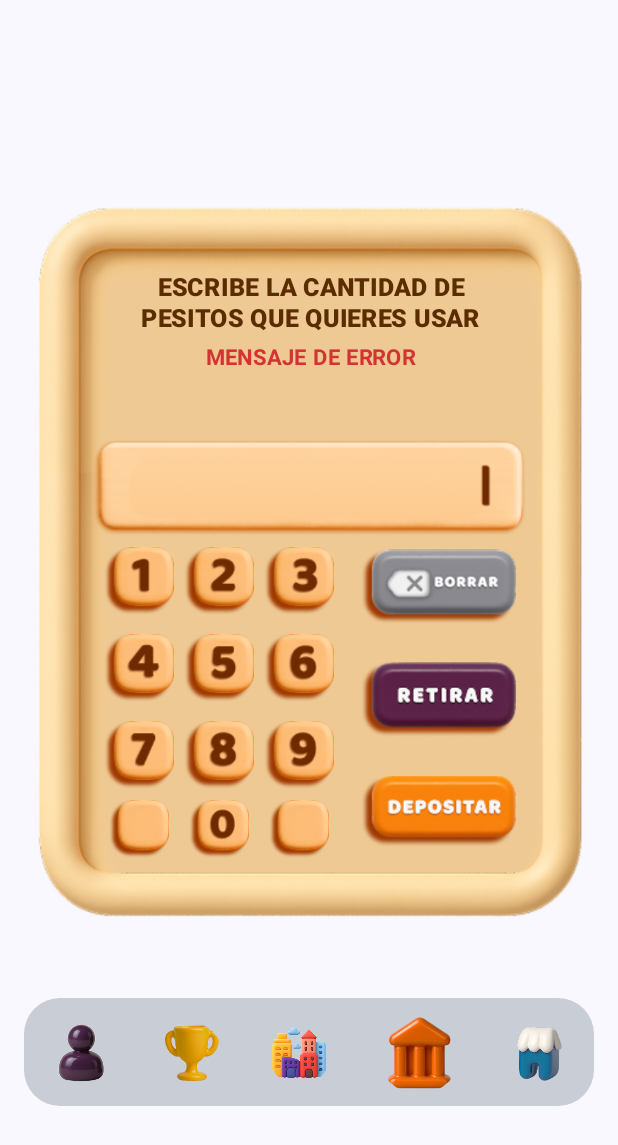
After one commit to Estebannn8/FinanKids, an Android app built with Jetpack Compose: the composable TecladocajeroScreen shown on its own in the app's theme, on a phone screen of 412 x 824 dp. The commit adds this screen. Shown: the top 1145 px of the screen. Run offline under Robolectric (Android 15) with nearby library versions, the phone set to English and light mode, and no system bars; our stand-ins replace Firebase (no records; nobody signed in at launch, a user with empty details on screens opened directly); Roboto replaces fonts that are not available here.

Commit message:
Add TecladocajeroScreen.kt

```diff
--- /dev/null
+++ b/app/src/main/java/com/universidad/finankids/ui/components/lesson/TecladocajeroScreen.kt
@@ -0,0 +1,206 @@
+package com.universidad.finankids.ui.components.lesson
+
+import androidx.compose.foundation.Image
+import androidx.compose.foundation.layout.*
+import androidx.compose.material3.Text
+import androidx.compose.runtime.*
+import androidx.compose.ui.Alignment
+import androidx.compose.ui.Modifier
+import androidx.compose.ui.graphics.Color
+import androidx.compose.ui.layout.ContentScale
+import androidx.compose.ui.platform.LocalConfiguration
+import androidx.compose.ui.res.painterResource
+import androidx.compose.ui.text.font.FontWeight
+import androidx.compose.ui.text.style.TextAlign
+import androidx.compose.ui.tooling.preview.Preview
+import androidx.compose.ui.unit.dp
+import androidx.compose.ui.unit.sp
+import androidx.navigation.NavController
+import androidx.navigation.compose.rememberNavController
+import com.universidad.finankids.R
+import com.universidad.finankids.navigation.navigateToScreen
+import com.universidad.finankids.ui.components.BottomMenu
+
+@Composable
+fun TecladocajeroScreen(navController: NavController) {
+    var selectedItem by remember { mutableStateOf("banco") }
+
+    val configuration = LocalConfiguration.current
+    val screenWidth = configuration.screenWidthDp.dp
+    val screenHeight = configuration.screenHeightDp.dp
+
+    val buttonWidth = screenWidth * 0.12f
+    val buttonHeight = screenHeight * 0.07f
+
+    Box(
+        modifier = Modifier
+            .fillMaxSize()
+            .padding(bottom = screenHeight * 0.1f), // Espacio para el menú inferior
+        contentAlignment = Alignment.Center
+    ) {
+        // Caja principal del cajero
+        Box(
+            modifier = Modifier
+                .width(screenWidth * 0.98f)
+                .height(screenHeight * 0.65f),
+            contentAlignment = Alignment.Center
+        ) {
+            // Fondo beige del cajero
+            Image(
+                painter = painterResource(id = R.drawable.ic_bank_beigh),
+                contentDescription = "Fondo cajero",
+                contentScale = ContentScale.FillBounds,
+                modifier = Modifier.fillMaxSize()
+            )
+
+            // Contenido interno del cajero (textos, teclado, botones)
+            Column(
+                modifier = Modifier
+                    .fillMaxSize()
+                    .padding(
+                        top = screenHeight * 0.095f,   // margen superior interno
+                        bottom = screenHeight * 0.08f, // margen inferior interno
+                        start = screenWidth * 0.1f,   // margen izquierdo interno
+                        end = screenWidth * 0.1f      // margen derecho interno
+                    ),
+                verticalArrangement = Arrangement.SpaceBetween,
+                horizontalAlignment = Alignment.CenterHorizontally
+            ) {
+                // ======== TEXTOS SUPERIORES ========
+                Column(horizontalAlignment = Alignment.CenterHorizontally) {
+                    Text(
+                        text = "ESCRIBE LA CANTIDAD DE\nPESITOS QUE QUIERES USAR",
+                        color = Color(0xFF5B2C00),
+                        fontWeight = FontWeight.ExtraBold,
+                        textAlign = TextAlign.Center,
+                        fontSize = (screenWidth.value * 0.04).sp,
+                        lineHeight = (screenWidth.value * 0.05).sp
+                    )
+                    Spacer(modifier = Modifier.height(screenHeight * 0.005f))
+                    Text(
+                        text = "MENSAJE DE ERROR",
+                        color = Color(0xFFD33333),
+                        fontWeight = FontWeight.Bold,
+                        textAlign = TextAlign.Center,
+                        fontSize = (screenWidth.value * 0.035).sp
+                    )
+                    Spacer(modifier = Modifier.height(screenHeight * 0.05f))
+                    Image(
+                        painter = painterResource(id = R.drawable.ic_barra),
+                        contentDescription = "Barra superior",
+                        contentScale = ContentScale.Fit,
+                        modifier = Modifier
+                            .width(screenWidth * 0.70f)
+                            .height(screenHeight * 0.08f)
+                    )
+                }
+
+                // ======== TECLADO Y BOTONES ========
+                Row(
+                    horizontalArrangement = Arrangement.spacedBy(screenWidth * 0.04f),
+                    verticalAlignment = Alignment.CenterVertically
+                ) {
+                    // ----- Teclado numérico -----
+                    Column(
+                        horizontalAlignment = Alignment.CenterHorizontally,
+                        verticalArrangement = Arrangement.spacedBy(screenHeight * 0.0f)
+                    ) {
+                        val filas = listOf(
+                            listOf(
+                                R.drawable.ic_number1,
+                                R.drawable.ic_number2,
+                                R.drawable.ic_number3
+                            ),
+                            listOf(
+                                R.drawable.ic_number4,
+                                R.drawable.ic_number5,
+                                R.drawable.ic_number6
+                            ),
+                            listOf(
+                                R.drawable.ic_number7,
+                                R.drawable.ic_number8,
+                                R.drawable.ic_number9
+                            ),
+                            listOf(
+                                R.drawable.ic_tecla_vacia,
+                                R.drawable.ic_number0,
+                                R.drawable.ic_tecla_vacia
+                            )
+                        )
+
+                        filas.forEach { fila ->
+                            Row(
+                                horizontalArrangement = Arrangement.spacedBy(screenWidth * 0.01f),
+                                verticalAlignment = Alignment.CenterVertically
+                            ) {
+                                fila.forEach { icono ->
+                                    Box(
+                                        modifier = Modifier
+                                            .width(buttonWidth)
+                                            .height(buttonHeight),
+                                        contentAlignment = Alignment.Center
+                                    ) {
+                                        Image(
+                                            painter = painterResource(id = icono),
+                                            contentDescription = null,
+                                            contentScale = ContentScale.Fit,
+                                            modifier = Modifier.fillMaxSize(0.95f)
+                                        )
+                                    }
+                                }
+                            }
+                        }
+                    }
+
+                    // ----- Botones laterales -----
+                    Column(
+                        verticalArrangement = Arrangement.spacedBy(screenHeight * 0.011f),
+                        horizontalAlignment = Alignment.CenterHorizontally
+                    ) {
+                        val botonesLaterales = listOf(
+                            R.drawable.ic_boton_borrar,
+                            R.drawable.ic_boton_retirar,
+                            R.drawable.ic_boton_depositar
+                        )
+                        botonesLaterales.forEach { boton ->
+                            Image(
+                                painter = painterResource(id = boton),
+                                contentDescription = null,
+                                contentScale = ContentScale.Fit,
+                                modifier = Modifier
+                                    .width(screenWidth * 0.25f)
+                                    .height(screenHeight * 0.08f)
+                            )
+                        }
+                    }
+                }
+            }
+        }
+
+// Menú inferior
+        Column(
+            modifier = Modifier
+                .align(Alignment.BottomCenter)
+                .padding(bottom = 0.dp), // 👈 ahora toca el borde inferior real
+            horizontalAlignment = Alignment.CenterHorizontally
+        ) {
+            BottomMenu(
+                isHomeSection = false,
+                sectionColor = "",
+                menuBackgroundColor = Color(0xFFC9CED6),
+                selectedItem = selectedItem,
+                onItemSelected = { item ->
+                    selectedItem = item
+                    navigateToScreen(navController, item)
+                }
+            )
+        }
+    }
+}
+
+@Preview(showBackground = true, showSystemUi = true)
+@Composable
+fun TecladocajeroScreenPreview() {
+    val navController = rememberNavController()
+    TecladocajeroScreen(navController)
+}
```
Also changed, not shown: app/src/main/java/com/universidad/finankids/ui/BankScreen.kt (indentation only), app/src/main/res/drawable/ic_bank_beigh.png (added), app/src/main/res/drawable/ic_barra.png (added), app/src/main/res/drawable/ic_boton_borrar.png (added), app/src/main/res/drawable/ic_boton_depositar.png (added), app/src/main/res/drawable/ic_boton_retirar.png (added), app/src/main/res/drawable/ic_tecla_vacia.png (added).
